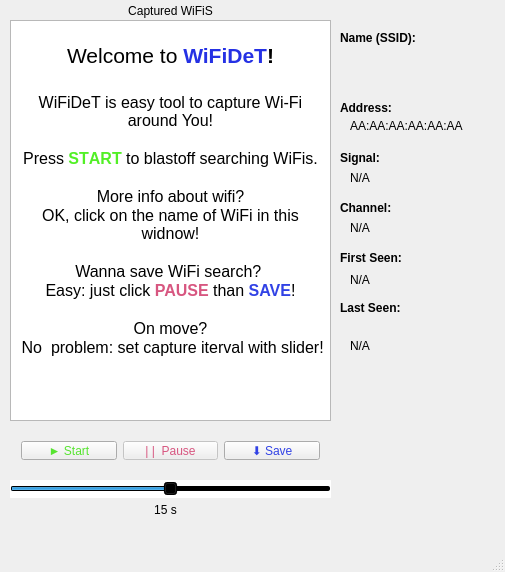
Karlos123/ITU, file wifidet/mainwindow.ui: the form before one commit.
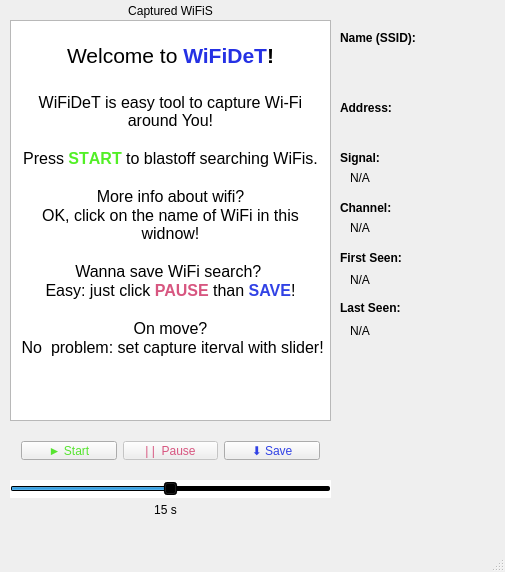
The form after the commit. Icons and pictures are not drawn.

What changed in the file:
```diff
--- a/wifidet/mainwindow.ui
+++ b/wifidet/mainwindow.ui
@@ -342,7 +342,7 @@
       <enum>Qt::LeftToRight</enum>
      </property>
      <property name="text">
-      <string>AA:AA:AA:AA:AA:AA</string>
+      <string/>
      </property>
     </widget>
     <widget class="QLabel" name="label_ssL">
@@ -395,7 +395,7 @@
        <x>20</x>
        <y>300</y>
        <width>121</width>
-       <height>51</height>
+       <height>21</height>
       </rect>
      </property>
      <property name="layoutDirection">
```
Left out of the diff: 61 changed lines with no effect on the pictures.
